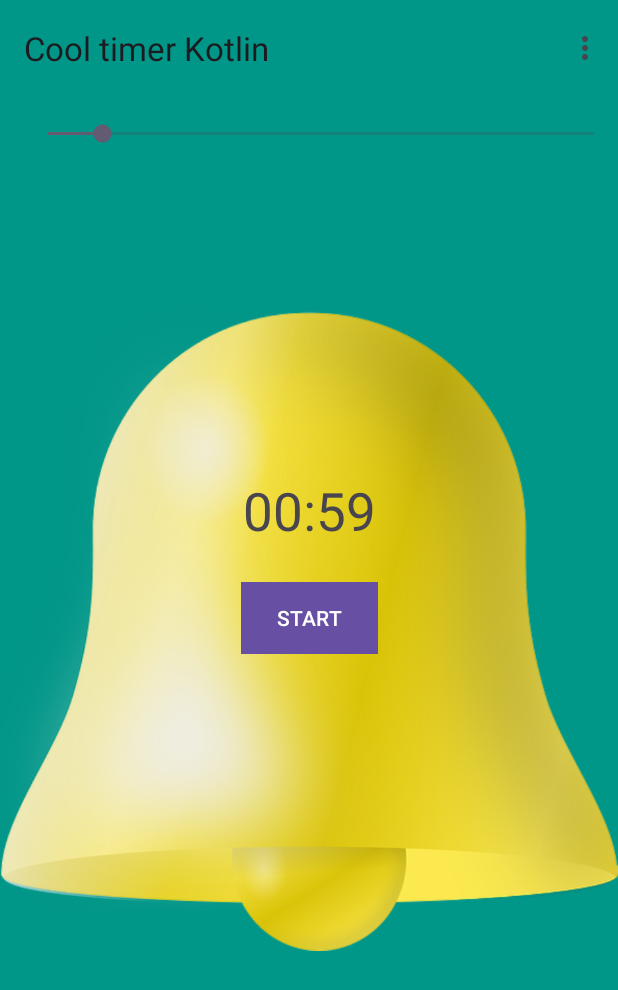
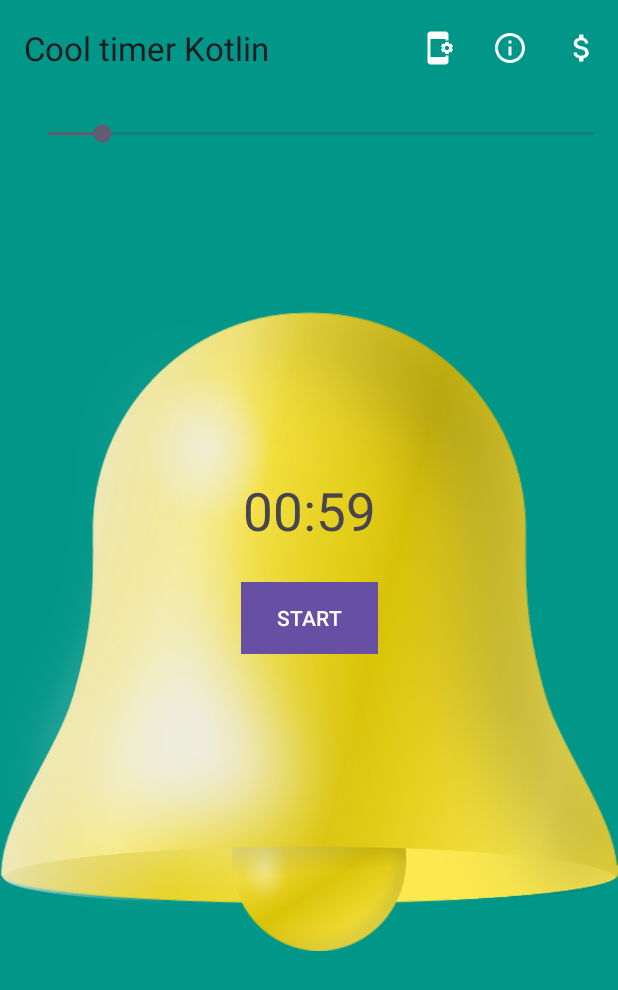
Before and after one commit to VadimKravchenkoDev/Cool-Timer-training, an Android app: the screen it shows after launch (MainActivity), on a phone screen of 412 x 824 dp. Shown: the top 990 px of the screen. Run offline under Robolectric (Android 15) with nearby library versions, the phone set to English and light mode, and no system bars.

Commit message:
lesson 113 part1

```diff
--- a/app/src/main/AndroidManifest.xml
+++ b/app/src/main/AndroidManifest.xml
@@ -13,6 +13,9 @@
         android:theme="@style/Theme.CoolTimerKotlin"
         tools:targetApi="31">
         <activity
+            android:name=".About"
+            android:exported="false" />
+        <activity
             android:name=".SettingActivity2"
             android:exported="false" />
         <activity
--- a/app/src/main/res/menu/timer_menu.xml
+++ b/app/src/main/res/menu/timer_menu.xml
@@ -6,18 +6,21 @@
         android:id="@+id/settings"
         android:orderInCategory="100"
         android:title="@string/settings"
-        app:showAsAction="never" />
+        app:showAsAction="ifRoom"
+        android:icon="@drawable/settings"/>
 
     <item
         android:id="@+id/about"
         android:orderInCategory="100"
         android:title="@string/about"
-        app:showAsAction="never" />
+        app:showAsAction="always"
+        android:icon="@drawable/about"/>
 
     <item
         android:id="@+id/purchase"
         android:orderInCategory="100"
         android:title="@string/purchase"
-        app:showAsAction="never" />
+        app:showAsAction="always"
+        android:icon="@drawable/baseline_attach_money_24"/>
 
 </menu>
```
Also changed, not shown: app/src/main/java/com/kravchenkovadim/cooltimerkotlin/About.java (added, +24 -0 lines), app/src/main/java/com/kravchenkovadim/cooltimerkotlin/MainActivity.java (+14 -0 lines), app/src/main/res/layout/activity_about.xml (added, +10 -0 lines).
